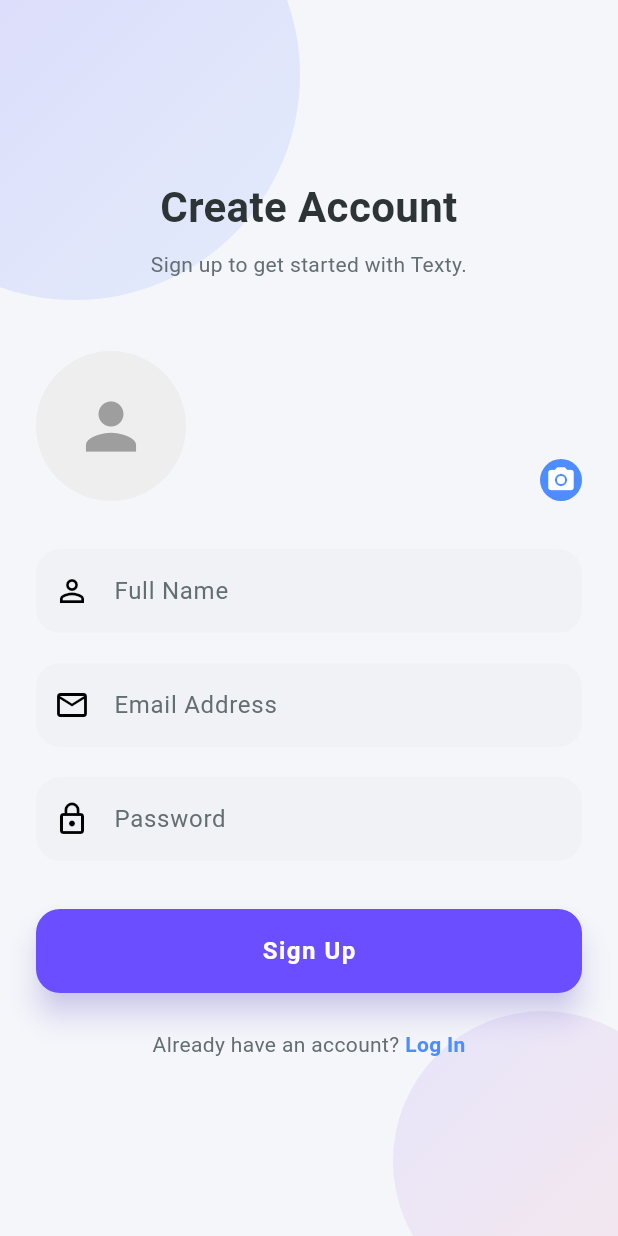
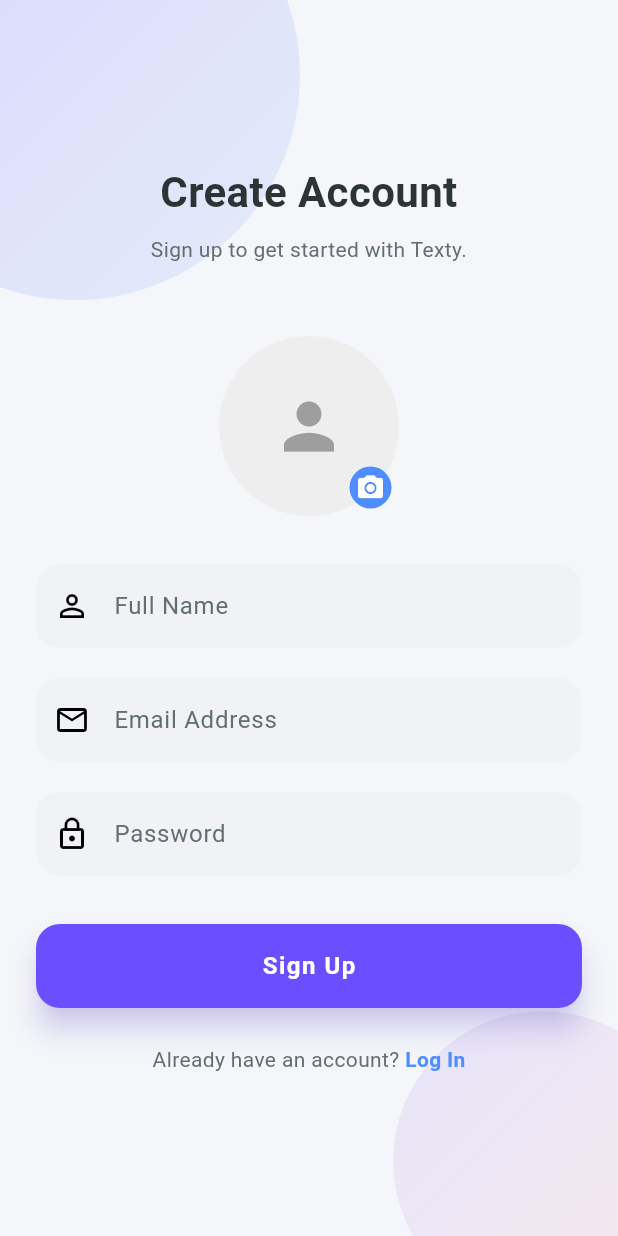
Before and after one commit to raees-reapmind/texty, a Flutter app: the screen it shows after launch, after a tap on "Login", after a tap on "Sign Up", on a phone screen of 412 x 824 dp. Run offline on Flutter 3.47's test engine with Material 3 defaults, Android fonts, the phone set to English and light mode, and no system bars; our stand-ins replace cloud_firestore, equatable, firebase_auth, firebase_core, firebase_storage, flutter_bloc and 2 more; accounts and stored records are empty.

Commit message:
feat: Implement initial user authentication, recent chat functionality, and foundational UI components.

```diff
--- a/lib/blocs/auth/auth_bloc.dart
+++ b/lib/blocs/auth/auth_bloc.dart
@@ -7,14 +7,35 @@ class AuthBloc extends Bloc<AuthEvent, AuthStates> {
   final AuthRepository repository;
 
   AuthBloc(this.repository) : super(AuthInitial()) {
+    on<CheckAuthStatusEvent>((event, emit) async {
+      print("AuthBloc: Checking auth status...");
+      try {
+        final user = await repository.getCurrentUser();
+        if (user != null) {
+          print("AuthBloc: Found existing session for user: ${user.uid}");
+          emit(AuthAuthenticated(user));
+        } else {
+          print("AuthBloc: No existing session found");
+          emit(AuthUnauthenticated());
+        }
+      } catch (e) {
+        print("AuthBloc: Error checking auth status: $e");
+        emit(AuthUnauthenticated());
+      }
+    });
+
+    // Check for existing session on startup
+    add(CheckAuthStatusEvent());
+
     on<SignUpEvent>((event, emit) async {
       emit(AuthLoading());
       print("AuthBloc: Emitted AuthLoading");
       try {
         print(
             "AuthBloc: Calling repository.signUp with name: ${event.name}, email: ${event.email}");
-        final user =
-            await repository.signUp(event.name, event.email, event.password, profilePicture: event.profilePicture);
+        final user = await repository.signUp(
+            event.name, event.email, event.password,
+            profilePicture: event.profilePicture);
         print("AuthBloc: SignUp successful, user: ${user.uid}");
         emit(AuthAuthenticated(user));
         print("AuthBloc: Emitted AuthAuthenticated");
--- a/lib/blocs/auth/auth_event.dart
+++ b/lib/blocs/auth/auth_event.dart
@@ -19,3 +19,5 @@ class LoginEvent extends AuthEvent {
 }
 
 class LogoutEvent extends AuthEvent {}
+
+class CheckAuthStatusEvent extends AuthEvent {}
--- a/lib/blocs/recent_chats/recent_chats_bloc.dart
+++ b/lib/blocs/recent_chats/recent_chats_bloc.dart
@@ -1,4 +1,5 @@
 import 'dart:async';
+import 'dart:developer';
 
 import 'package:flutter/material.dart';
 import 'package:flutter_bloc/flutter_bloc.dart';
@@ -43,11 +44,12 @@ class RecentChatsBloc extends Bloc<RecentChatsEvent, RecentChatsState> {
 
           if (otherUserId.isNotEmpty) {
             final userData = await chatRepository.getUserProfile(otherUserId);
+            log("RecentChatsBloc: Fetched user profile for $otherUserId: $userData");
 
             enrichedChats.add({
               ...chat,
               'otherUserName': userData?['name'] ?? 'User',
-              'otherUserPhoto': userData?['photoUrl'] ?? '',
+              'otherUserPhoto': userData?['profilePictureUrl'] ?? '',
             });
           }
         }
--- a/lib/core/theme/app_colors.dart
+++ b/lib/core/theme/app_colors.dart
@@ -7,6 +7,7 @@ class AppColors {
 
   // Accent colors
   static const Color accentPink = Color(0xFFFF6B6B);
+  static const Color pinkFFFF6B6B = Color(0xFFFFD1DC);
   static const Color accentYellow = Color(0xFFFFD93D);
 
   // Background colors
--- a/lib/data/datasources/firebase_auth_datasource.dart
+++ b/lib/data/datasources/firebase_auth_datasource.dart
@@ -88,6 +88,21 @@ class FirebaseAuthDatasource {
     await _auth.signOut();
   }
 
+  Future<UserModel?> getCurrentUser() async {
+    final currentUser = _auth.currentUser;
+    if (currentUser == null) {
+      return null;
+    }
+
+    final doc = await _firestore.collection('users').doc(currentUser.uid).get();
+
+    if (!doc.exists || doc.data() == null) {
+      return null;
+    }
+
+    return UserModel.fromMap(doc.data()!);
+  }
+
   Future<String> uploadProfilePicture(String uid, File imageFile) async {
     final ref = _storage.ref().child('user_profiles').child('$uid.jpg');
     await ref.putFile(imageFile);
--- a/lib/data/repositories/auth_repository.dart
+++ b/lib/data/repositories/auth_repository.dart
@@ -22,5 +22,9 @@ class AuthRepository {
     return datasource.logout();
   }
 
+  Future<UserModel?> getCurrentUser() {
+    return datasource.getCurrentUser();
+  }
+
   Stream get authStateChanges => datasource.authStateChanges;
 }
--- a/lib/views/screens/signup_screen.dart
+++ b/lib/views/screens/signup_screen.dart
@@ -91,12 +91,15 @@ class _SignupScreenState extends State<SignupScreen> {
                     const SizedBox(height: 48),
 
                     // --- Profile Image Picker UI ---
+                    Row(
+                      mainAxisAlignment: MainAxisAlignment.center,
+                      children: [
                         GestureDetector(
                           onTap: () => _pickImage(),
                           child: Stack(
                             children: [
                               CircleAvatar(
-                            radius: 50,
+                                radius: 60,
                                 backgroundColor: Colors.grey[200],
                                 backgroundImage: selectedImage != null
                                     ? FileImage(selectedImage!)
@@ -107,8 +110,8 @@ class _SignupScreenState extends State<SignupScreen> {
                                     : null,
                               ),
                               Positioned(
-                            bottom: 0,
-                            right: 0,
+                                bottom: 5,
+                                right: 5,
                                 child: Container(
                                   padding: const EdgeInsets.all(4),
                                   decoration: const BoxDecoration(
@@ -120,6 +123,8 @@ class _SignupScreenState extends State<SignupScreen> {
                               ),
                             ],
                           ),
+                        ),
+                      ],
                     ),
                     const SizedBox(height: 32),
 
--- a/lib/views/widgets/custom_bottom_bar.dart
+++ b/lib/views/widgets/custom_bottom_bar.dart
@@ -29,7 +29,7 @@ class CustomBottomBar extends StatelessWidget {
         mainAxisAlignment: MainAxisAlignment.spaceBetween,
         children: [
           _buildItem(Icons.explore, "Discover", 0),
-          _buildItem(Icons.chat_bubble, "Chat", 1),
+          _buildItem(Icons.chat, "Chat", 1),
           _buildItem(Icons.settings, "Settings", 2),
         ],
       ),
```
Also changed, not shown: lib/views/screens/recent_chat_screen.dart (+78 -74 lines), lib/views/widgets/chat_list_item.dart (+28 -1 lines), lib/views/widgets/story_avatar.dart (+6 -2 lines). Lines whose indentation alone changed are shown as unchanged.
